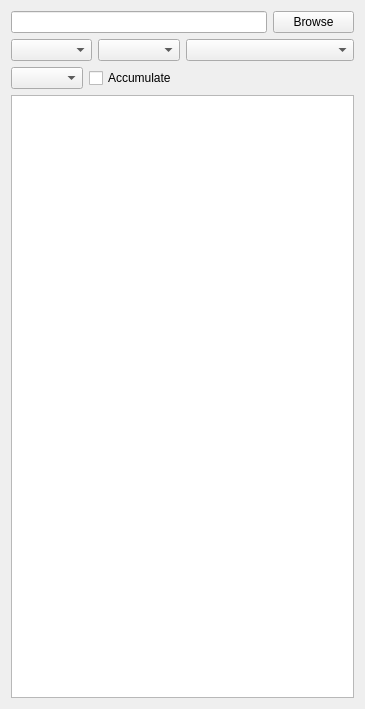
Old version of the form qt/python/mantidqt/mantidqt/widgets/rawdataexplorer/rawdataexplorer.ui in the repository mantidproject/mantid.
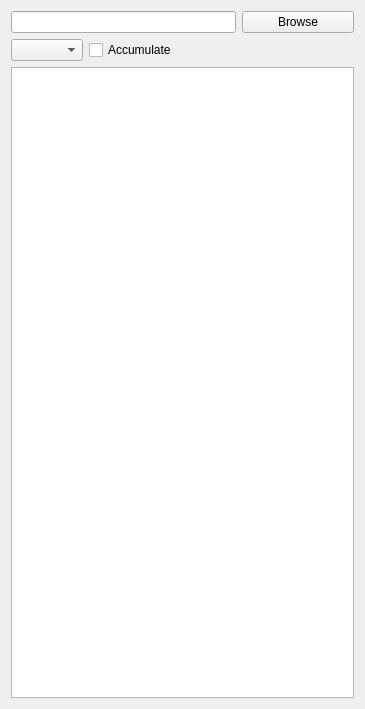
New version of the form. Custom widgets are drawn as their Qt base class.

Patch:
```diff
--- a/qt/python/mantidqt/mantidqt/widgets/rawdataexplorer/rawdataexplorer.ui
+++ b/qt/python/mantidqt/mantidqt/widgets/rawdataexplorer/rawdataexplorer.ui
@@ -14,26 +14,7 @@
    <string>Form</string>
   </property>
   <layout class="QGridLayout" name="gridLayout">
-   <item row="0" column="0" colspan="3">
-    <widget class="QLineEdit" name="repositoryPath"/>
-   </item>
-   <item row="0" column="3">
-    <widget class="QPushButton" name="browse">
-     <property name="text">
-      <string>Browse</string>
-     </property>
-    </widget>
-   </item>
-   <item row="1" column="0">
-    <widget class="InstrumentSelector" name="instrumentSelector"/>
-   </item>
-   <item row="1" column="1">
-    <widget class="QComboBox" name="acquisitionType"/>
-   </item>
-   <item row="1" column="2" colspan="2">
-    <widget class="QComboBox" name="previewType"/>
-   </item>
-   <item row="3" column="0" colspan="4">
+   <item row="2" column="0" colspan="3">
     <widget class="QTreeView" name="fileTree">
      <property name="sizePolicy">
       <sizepolicy hsizetype="Expanding" vsizetype="Expanding">
@@ -43,7 +24,17 @@
      </property>
     </widget>
    </item>
-   <item row="2" column="0" colspan="4">
+   <item row="0" column="2">
+    <widget class="QPushButton" name="browse">
+     <property name="text">
+      <string>Browse</string>
+     </property>
+    </widget>
+   </item>
+   <item row="0" column="0" colspan="2">
+    <widget class="QLineEdit" name="repositoryPath"/>
+   </item>
+   <item row="1" column="0" colspan="3">
     <layout class="QHBoxLayout" name="horizontalLayout_2">
      <item>
       <widget class="QComboBox" name="targetType"/>
@@ -80,13 +71,6 @@
    </property>
   </action>
  </widget>
- <customwidgets>
-  <customwidget>
-   <class>InstrumentSelector</class>
-   <extends>QComboBox</extends>
-   <header>mantidqt.widgets.instrumentselector</header>
-  </customwidget>
- </customwidgets>
  <resources/>
  <connections>
   <connection>
```
